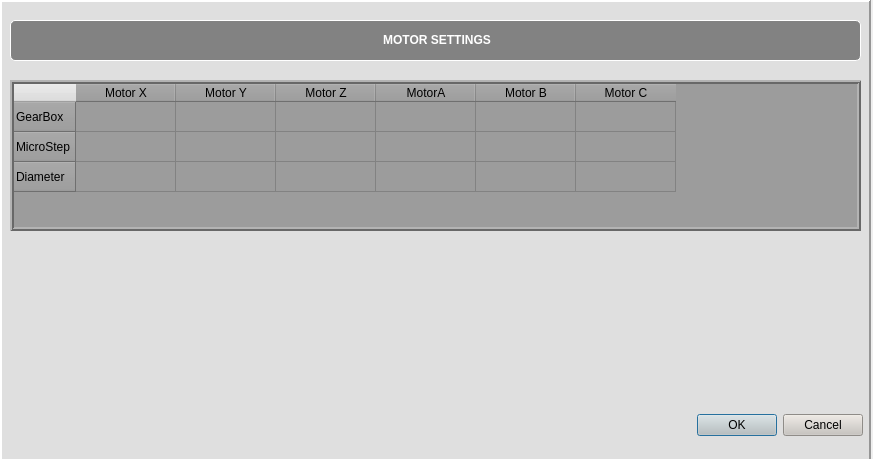
Old version of the form QtPaintingChair/settingWindow.ui in the repository NguyenKhanh2101993/Painting_Chair_Robot_ver02.
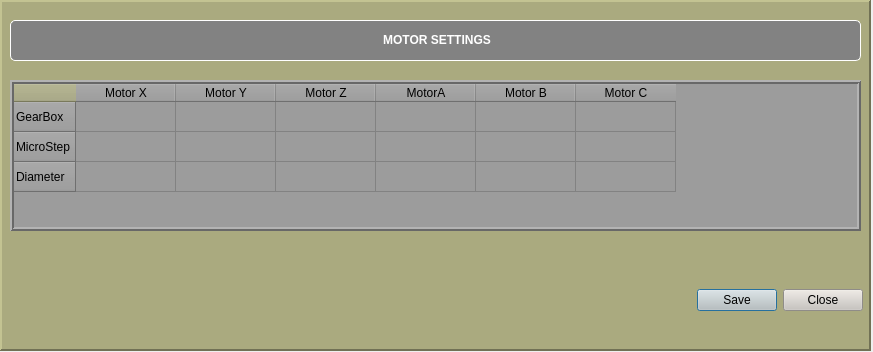
New version of the form. Icons and pictures are not drawn.

Patch:
```diff
--- a/QtPaintingChair/settingWindow.ui
+++ b/QtPaintingChair/settingWindow.ui
@@ -7,19 +7,25 @@
     <x>0</x>
     <y>0</y>
     <width>873</width>
-    <height>459</height>
+    <height>352</height>
    </rect>
   </property>
+  <property name="sizePolicy">
+   <sizepolicy hsizetype="Preferred" vsizetype="Ignored">
+    <horstretch>0</horstretch>
+    <verstretch>0</verstretch>
+   </sizepolicy>
+  </property>
   <property name="minimumSize">
    <size>
     <width>873</width>
-    <height>459</height>
+    <height>352</height>
    </size>
   </property>
   <property name="maximumSize">
    <size>
     <width>873</width>
-    <height>459</height>
+    <height>352</height>
    </size>
   </property>
   <property name="windowTitle">
@@ -35,7 +41,7 @@
      <x>0</x>
      <y>0</y>
      <width>871</width>
-     <height>501</height>
+     <height>351</height>
     </rect>
    </property>
    <property name="sizePolicy">
@@ -45,8 +51,8 @@
     </sizepolicy>
    </property>
    <property name="styleSheet">
-    <string notr="true">
-background-color: rgb(223, 223, 223);</string>
+    <string notr="true">background-color: rgb(170, 170, 127);
+</string>
    </property>
    <property name="frameShape">
     <enum>QFrame::Panel</enum>
@@ -84,17 +90,32 @@
     <property name="geometry">
      <rect>
       <x>670</x>
-      <y>400</y>
+      <y>270</y>
       <width>193</width>
-      <height>50</height>
+      <height>61</height>
      </rect>
     </property>
+    <property name="sizePolicy">
+     <sizepolicy hsizetype="Expanding" vsizetype="Expanding">
+      <horstretch>0</horstretch>
+      <verstretch>0</verstretch>
+     </sizepolicy>
+    </property>
+    <property name="font">
+     <font>
+      <family>Arial</family>
+      <pointsize>10</pointsize>
+      <weight>75</weight>
+      <bold>true</bold>
+      <kerning>true</kerning>
+     </font>
+    </property>
     <property name="styleSheet">
      <string notr="true">background-color: rgb(200, 196, 190);
 </string>
     </property>
     <property name="standardButtons">
-     <set>QDialogButtonBox::Cancel|QDialogButtonBox::Ok</set>
+     <set>QDialogButtonBox::Close|QDialogButtonBox::Save</set>
     </property>
    </widget>
    <widget class="QTableWidget" name="tableWidget">
```
